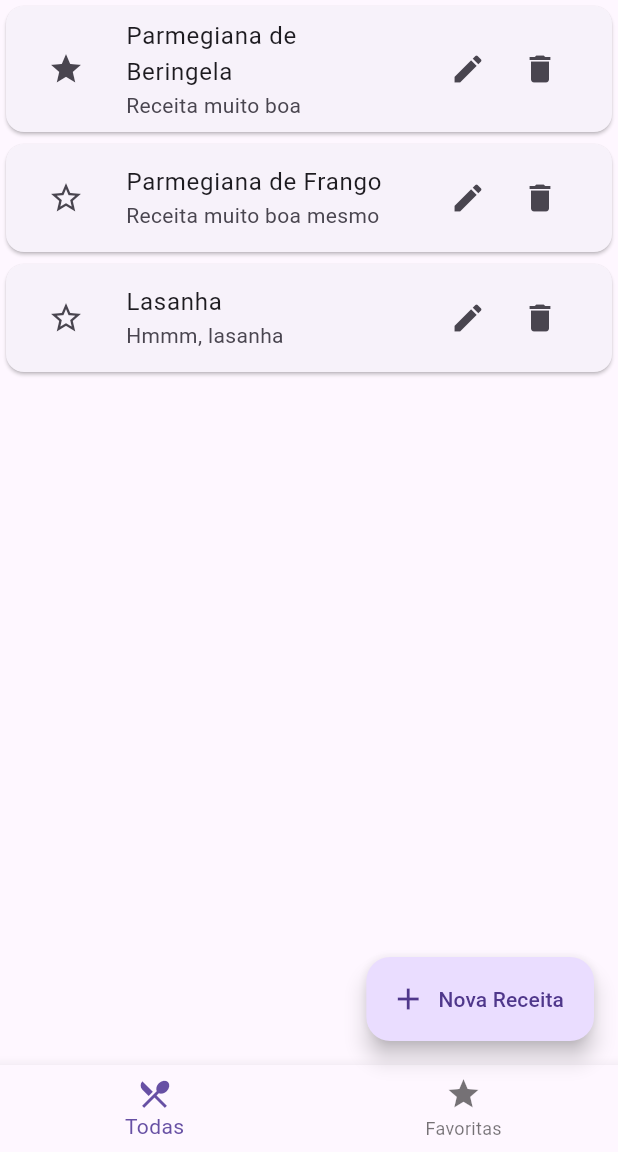
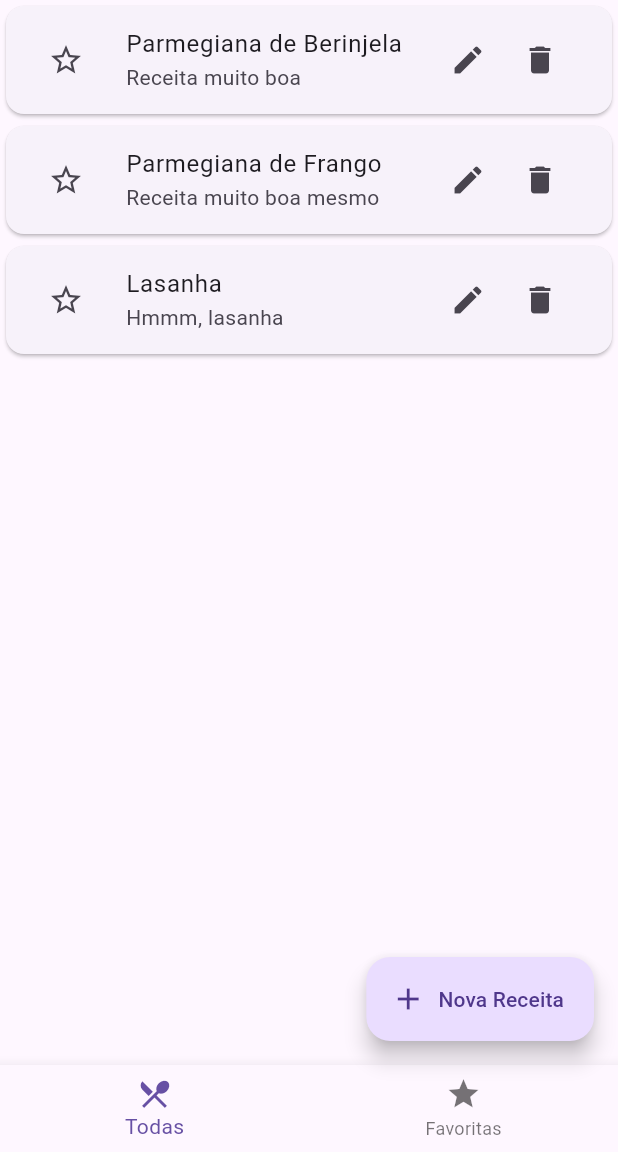
Before and after one commit to victorcassao/programacao-mobile-8A, a Flutter app: the screen it shows after launch, on a phone screen of 412 x 824 dp, the part 84-1236 px from its top. Run offline on Flutter 3.47's test engine with Material 3 defaults, Android fonts, the phone set to English and light mode, and no system bars.

Commit message:
aula_20250909

```diff
--- /dev/null
+++ b/lib/data/receitas.dart
@@ -0,0 +1,22 @@
+class Receita {
+  String titulo;
+  String descricao;
+  bool estaFavoritada;
+  List<String> ingredientes;
+
+  Receita({
+    required this.titulo,
+    required this.descricao,
+    required this.estaFavoritada,
+    required this.ingredientes
+  });
+
+  factory Receita.fromJson(Map<String, dynamic> r) {
+    return Receita(
+      titulo: r["titulo"],
+      descricao: r["descricao"],
+      estaFavoritada: r["estaFavoritada"],
+      ingredientes: r["ingredientes"]
+    );
+  }
+}
--- a/lib/main.dart
+++ b/lib/main.dart
@@ -1,5 +1,6 @@
 import 'package:flutter/material.dart';
 import 'package:programacao_mobile_8A/pages/lista_receitas/pagina_lista_receitas.dart';
+import './receitas.dart';
 
 void main() {
   runApp(const MyApp());
@@ -36,23 +37,6 @@
 
 class _HomePageState extends State<HomePage> {
   int _indice = 0;
-  List<Map<String, dynamic>> minhasReceitas = [
-    {
-      "titulo": "Parmegiana de Beringela",
-      "descricao": "Receita muito boa",
-      "estaFavoritada": true,
-    },
-    {
-      "titulo": "Parmegiana de Frango",
-      "descricao": "Receita muito boa mesmo",
-      "estaFavoritada": false,
-    },
-    {
-      "titulo": "Lasanha",
-      "descricao": "Hmmm, lasanha",
-      "estaFavoritada": false,
-    },
-  ];
 
   void alternarFavoritoPorTitulo(String titulo){
     final idx = minhasReceitas.indexWhere((e) => e['titulo'] == titulo);
--- /dev/null
+++ b/lib/pages/detalhes_receita/pagina_detalhe_receita.dart
@@ -0,0 +1,32 @@
+import 'package:flutter/material.dart';
+import 'package:programacao_mobile_8A/data/receitas.dart';
+
+class PaginaDetalhesReceita extends StatelessWidget {
+  final Receita receita;
+
+  const PaginaDetalhesReceita({required this.receita, super.key});
+
+  @override
+  Widget build(BuildContext context) {
+    var ingredientesWidget = receita.ingredientes.map((i) => Text(i)).toList();
+    return Scaffold(
+      appBar: AppBar(title: Text(receita.titulo)),
+      body: Padding(
+        padding: EdgeInsetsGeometry.all(50),
+        child: Column(
+          children:
+              [
+                Text(receita.descricao),
+                Center(
+                  child: Text("Ingredientes", style: TextStyle(fontSize: 50)),
+                ),
+                ...ingredientesWidget,
+                Center(
+                  child: Text("Modo de preparo", style: TextStyle(fontSize: 50)),
+                ),
+              ],
+        ),
+      ),
+    );
+  }
+}
--- a/lib/pages/lista_receitas/pagina_lista_receitas.dart
+++ b/lib/pages/lista_receitas/pagina_lista_receitas.dart
@@ -1,4 +1,5 @@
 import 'package:flutter/material.dart';
+import 'package:programacao_mobile_8A/data/receitas.dart';
 import 'package:programacao_mobile_8A/pages/lista_receitas/widgets/item_lista_receitas_widget.dart';
 
 class PaginaListaReceitas extends StatelessWidget {
@@ -18,12 +19,11 @@
     return ListView.builder(
       itemCount: dadosReceitas.length,
       itemBuilder: (context, index) {
-        var item = dadosReceitas[index];
+        var dadosItem = dadosReceitas[index];
+        Receita item = Receita.fromJson(dadosItem);
         return ItemListaReceita(
-          titulo: item['titulo'],
-          descricao: item['descricao'],
-          estaFavoritada: item['estaFavoritada'],
-          aoFavoritar: () => aoAlternarFavorito(item['titulo']),
+          receita: item,
+          aoFavoritar: () => aoAlternarFavorito(item.titulo),
         );
       },
     );
--- a/lib/pages/lista_receitas/widgets/item_lista_receitas_widget.dart
+++ b/lib/pages/lista_receitas/widgets/item_lista_receitas_widget.dart
@@ -1,15 +1,13 @@
 import 'package:flutter/material.dart';
+import 'package:programacao_mobile_8A/data/receitas.dart';
+import 'package:programacao_mobile_8A/pages/detalhes_receita/pagina_detalhe_receita.dart';
 
 class ItemListaReceita extends StatelessWidget {
-  final String titulo;
-  final String descricao;
-  final bool estaFavoritada;
+  final Receita receita;
   final VoidCallback aoFavoritar;
 
   const ItemListaReceita({
-    required this.titulo,
-    required this.descricao,
-    required this.estaFavoritada,
+    required this.receita,
     required this.aoFavoritar,
     super.key,
   });
@@ -18,12 +16,21 @@
   Widget build(BuildContext context) {
     return Card(
       child: ListTile(
+        onTap: () {
+          Navigator.of(context).push(
+            MaterialPageRoute(
+              builder: (_) => PaginaDetalhesReceita(
+                receita: receita,
+              )
+            )
+          );
+        },
         leading: IconButton(
-          icon: estaFavoritada ? Icon(Icons.star) : Icon(Icons.star_border),
+          icon: receita.estaFavoritada ? Icon(Icons.star) : Icon(Icons.star_border),
           onPressed: aoFavoritar,
         ),
-        title: Text(titulo),
-        subtitle: Text(descricao),
+        title: Text(receita.titulo),
+        subtitle: Text(receita.descricao),
         trailing: Row(
           mainAxisSize: MainAxisSize.min,
           children: [
--- /dev/null
+++ b/lib/receitas.dart
@@ -0,0 +1,154 @@
+List<Map<String, dynamic>> minhasReceitas = [
+  {
+    "titulo": "Parmegiana de Berinjela",
+    "descricao": "Receita muito boa",
+    "estaFavoritada": false,
+    "porcoes": 4,
+    "tempoPreparo": 60,
+    "categorias": ["Vegetariana", "Parmegiana"],
+    "ingredientes": [
+      "2 berinjelas grandes",
+      "Sal a gosto",
+      "1/2 xícara de farinha de trigo",
+      "2 ovos batidos",
+      "1 xícara de farinha de rosca",
+      "Óleo para fritar",
+      "2 xícaras de molho de tomate",
+      "250 g de muçarela fatiada",
+      "50 g de parmesão ralado",
+      "Pimenta-do-reino a gosto",
+    ],
+    "modoPreparo": [
+      {
+        "seq": 1,
+        "descricao":
+            "Corte as berinjelas em fatias de 0,5 cm e salpique sal. Deixe descansar 10 minutos.",
+      },
+      {
+        "seq": 2,
+        "descricao":
+            "Seque as fatias, passe na farinha de trigo, depois nos ovos e, por fim, na farinha de rosca.",
+      },
+      {
+        "seq": 3,
+        "descricao":
+            "Frite em óleo quente até dourar. Escorra em papel-toalha.",
+      },
+      {
+        "seq": 4,
+        "descricao":
+            "Em um refratário, faça camadas de berinjela, molho de tomate e muçarela.",
+      },
+      {
+        "seq": 5,
+        "descricao":
+            "Finalize com parmesão e leve ao forno pré-aquecido a 200°C por 20 minutos para gratinar.",
+      },
+      {"seq": 6, "descricao": "Sirva quente e ajuste sal e pimenta a gosto."},
+    ],
+  },
+  {
+    "titulo": "Parmegiana de Frango",
+    "descricao": "Receita muito boa mesmo",
+    "estaFavoritada": false,
+    "porcoes": 4,
+    "tempoPreparo": 45,
+    "categorias": ["Aves", "Parmegiana"],
+    "ingredientes": [
+      "600 g de peito de frango em bifes finos",
+      "Sal a gosto",
+      "Pimenta-do-reino a gosto",
+      "2 dentes de alho amassados",
+      "1/2 xícara de farinha de trigo",
+      "2 ovos batidos",
+      "1 xícara de farinha de rosca",
+      "Óleo para fritar",
+      "2 xícaras de molho de tomate",
+      "250 g de muçarela fatiada",
+      "50 g de parmesão ralado",
+    ],
+    "modoPreparo": [
+      {
+        "seq": 1,
+        "descricao":
+            "Tempere os bifes com sal, pimenta e alho. Descanse por 10 minutos.",
+      },
+      {
+        "seq": 2,
+        "descricao":
+            "Empane passando na farinha de trigo, depois nos ovos e, por fim, na farinha de rosca.",
+      },
+      {
+        "seq": 3,
+        "descricao":
+            "Frite em óleo quente até dourar e cozinhar por dentro. Escorra.",
+      },
+      {
+        "seq": 4,
+        "descricao":
+            "Transfira para um refratário, cubra com molho de tomate e muçarela.",
+      },
+      {
+        "seq": 5,
+        "descricao":
+            "Polvilhe parmesão e leve ao forno a 200°C por 15–20 minutos para gratinar.",
+      },
+      {
+        "seq": 6,
+        "descricao":
+            "Sirva imediatamente com acompanhamentos de sua preferência.",
+      },
+    ],
+  },
+  {
+    "titulo": "Lasanha",
+    "descricao": "Hmmm, lasanha",
+    "estaFavoritada": false,
+    "porcoes": 6,
+    "tempoPreparo": 70,
+    "categorias": ["Massas", "Italiana"],
+    "ingredientes": [
+      "300 g de massa para lasanha (pré-cozida)",
+      "500 g de carne moída",
+      "1 cebola picada",
+      "2 dentes de alho picados",
+      "3 xícaras de molho de tomate",
+      "300 g de muçarela fatiada",
+      "200 g de presunto fatiado",
+      "60 g de queijo parmesão ralado",
+      "1 colher de sopa de azeite",
+      "Sal a gosto",
+      "Pimenta-do-reino a gosto",
+    ],
+    "modoPreparo": [
+      {
+        "seq": 1,
+        "descricao":
+            "Refogue a cebola e o alho no azeite. Junte a carne e cozinhe até dourar.",
+      },
+      {
+        "seq": 2,
+        "descricao":
+            "Adicione o molho de tomate, ajuste sal e pimenta e cozinhe por 10 minutos.",
+      },
+      {
+        "seq": 3,
+        "descricao":
+            "Em um refratário, monte camadas de molho, massa, presunto e muçarela. Repita as camadas.",
+      },
+      {
+        "seq": 4,
+        "descricao": "Finalize com molho e parmesão ralado por cima.",
+      },
+      {
+        "seq": 5,
+        "descricao":
+            "Leve ao forno pré-aquecido a 200°C por 30–40 minutos, até borbulhar e gratinar.",
+      },
+      {
+        "seq": 6,
+        "descricao": "Descanse por 10 minutos antes de cortar e servir.",
+      },
+    ],
+  },
+];
```
